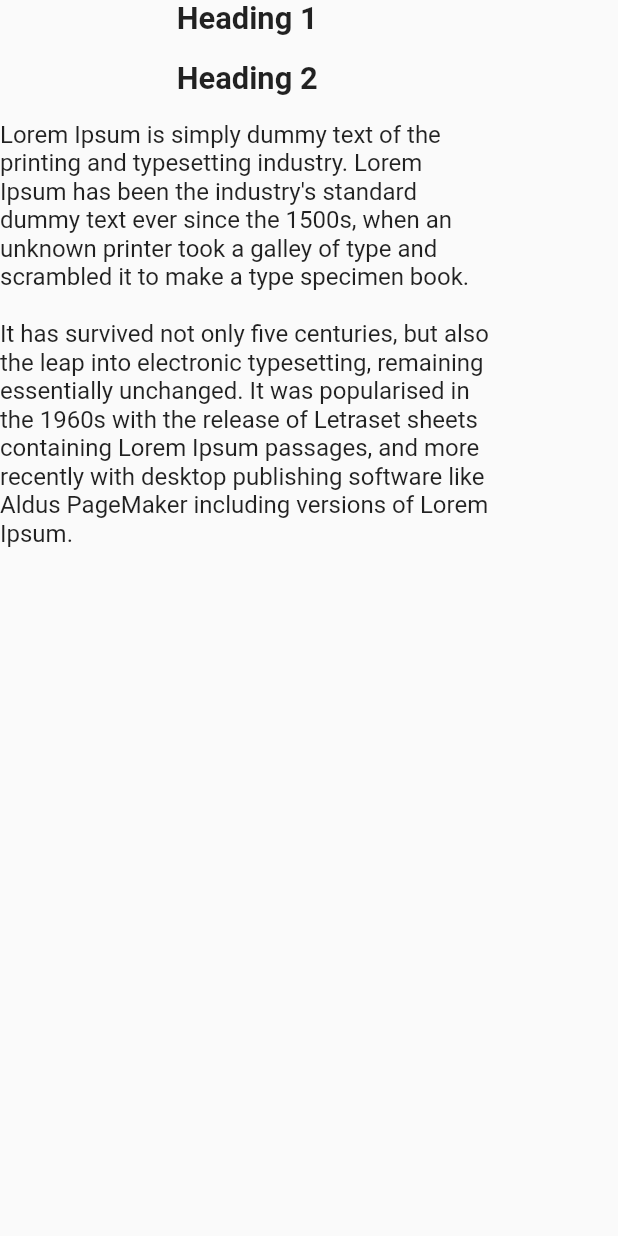
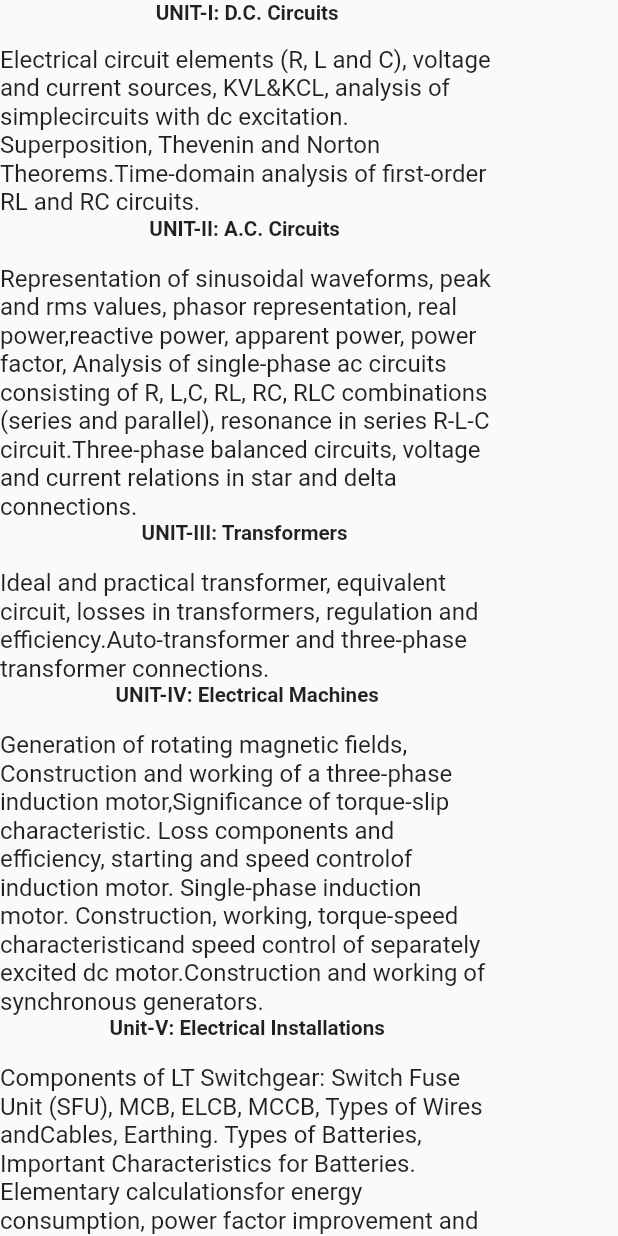
Before and after one commit to Dakshatha0/bvrith_students, a Flutter app: the BEE screen opened directly, on a phone screen of 412 x 824 dp. Run offline on Flutter 3.47's test engine with Material 2 defaults, Android fonts, the phone set to English and light mode, and no system bars.

Commit message:
Update BEE.dart

```diff
--- a/lib/src/department/CSE/year/year1/year1sem1/Subjects/BEE.dart
+++ b/lib/src/department/CSE/year/year1/year1sem1/Subjects/BEE.dart
@@ -10,19 +10,28 @@ class BEE extends StatelessWidget {
               mainAxisAlignment: MainAxisAlignment.center,
               children: [
                 Text(
-                  'Heading 1',
+                  'UNIT-I: D.C. Circuits',
                   style: TextStyle(
-                    fontSize: MediaQuery.of(context).size.width / 20,
+                    fontSize: MediaQuery.of(context).size.width / 30,
                     fontWeight: FontWeight.bold,
                   ),
                 ),
                 SizedBox(
-                  height: 16,
+                  height: 14,
+                ),
+                Container(
+                  width: MediaQuery.of(context).size.width * 0.8,
+                  child: Text(
+                    "Electrical circuit elements (R, L and C), voltage and current sources, KVL&KCL, analysis of simplecircuits with dc excitation. Superposition, Thevenin and Norton Theorems.Time-domain analysis of first-order RL and RC circuits.",
+                    style: TextStyle(
+                      fontSize: 16,
+                    ),
+                  ),
                 ),
                 Text(
-                  'Heading 2',
+                  'UNIT-II: A.C. Circuits ',
                   style: TextStyle(
-                    fontSize: MediaQuery.of(context).size.width / 20,
+                    fontSize: MediaQuery.of(context).size.width / 30,
                     fontWeight: FontWeight.bold,
                   ),
                 ),
@@ -32,7 +41,64 @@ class BEE extends StatelessWidget {
                 Container(
                   width: MediaQuery.of(context).size.width * 0.8,
                   child: Text(
-                    'Lorem Ipsum is simply dummy text of the printing and typesetting industry. Lorem Ipsum has been the industry\'s standard dummy text ever since the 1500s, when an unknown printer took a galley of type and scrambled it to make a type specimen book.\n\nIt has survived not only five centuries, but also the leap into electronic typesetting, remaining essentially unchanged. It was popularised in the 1960s with the release of Letraset sheets containing Lorem Ipsum passages, and more recently with desktop publishing software like Aldus PageMaker including versions of Lorem Ipsum.',
+                    "Representation of sinusoidal waveforms, peak and rms values, phasor representation, real power,reactive power, apparent power, power factor, Analysis of single-phase ac circuits consisting of R, L,C, RL, RC, RLC combinations (series and parallel), resonance in series R-L-C circuit.Three-phase balanced circuits, voltage and current relations in star and delta connections.",
+                    style: TextStyle(
+                      fontSize: 16,
+                    ),
+                  ),
+                ),
+                Text(
+                  'UNIT-III: Transformers ',
+                  style: TextStyle(
+                    fontSize: MediaQuery.of(context).size.width / 30,
+                    fontWeight: FontWeight.bold,
+                  ),
+                ),
+                SizedBox(
+                  height: 16,
+                ),
+                Container(
+                  width: MediaQuery.of(context).size.width * 0.8,
+                  child: Text(
+                    "Ideal and practical transformer, equivalent circuit, losses in transformers, regulation and efficiency.Auto-transformer and three-phase transformer connections.",
+                    style: TextStyle(
+                      fontSize: 16,
+                    ),
+                  ),
+                ),
+                Text(
+                  'UNIT-IV: Electrical Machines',
+                  style: TextStyle(
+                    fontSize: MediaQuery.of(context).size.width / 30,
+                    fontWeight: FontWeight.bold,
+                  ),
+                ),
+                SizedBox(
+                  height: 16,
+                ),
+                Container(
+                  width: MediaQuery.of(context).size.width * 0.8,
+                  child: Text(
+                    "Generation of rotating magnetic fields, Construction and working of a three-phase induction motor,Significance of torque-slip characteristic. Loss components and efficiency, starting and speed controlof induction motor. Single-phase induction motor. Construction, working, torque-speed characteristicand speed control of separately excited dc motor.Construction and working of synchronous generators.",
+                    style: TextStyle(
+                      fontSize: 16,
+                    ),
+                  ),
+                ),
+                Text(
+                  'Unit-V: Electrical Installations',
+                  style: TextStyle(
+                    fontSize: MediaQuery.of(context).size.width / 30,
+                    fontWeight: FontWeight.bold,
+                  ),
+                ),
+                SizedBox(
+                  height: 16,
+                ),
+                Container(
+                  width: MediaQuery.of(context).size.width * 0.8,
+                  child: Text(
+                    "Components of LT Switchgear: Switch Fuse Unit (SFU), MCB, ELCB, MCCB, Types of Wires andCables, Earthing. Types of Batteries, Important Characteristics for Batteries. Elementary calculationsfor energy consumption, power factor improvement and battery backup.",
                     style: TextStyle(
                       fontSize: 16,
                     ),
```
